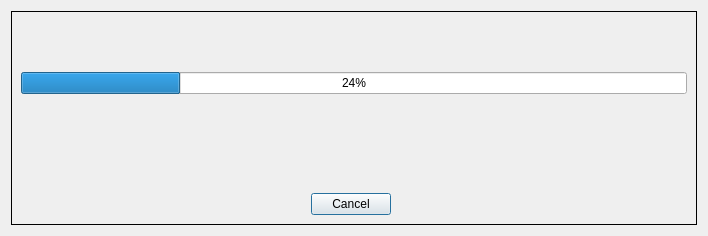
strymon/spl, file spl/IoProgressDialog.ui: the form before one commit.
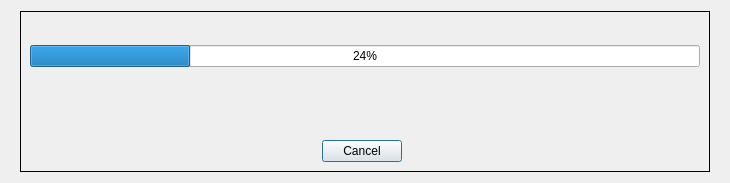
The form after the commit.

Commit message: Size tweak to progress dialog

```diff
--- a/spl/IoProgressDialog.ui
+++ b/spl/IoProgressDialog.ui
@@ -6,8 +6,8 @@
    <rect>
     <x>0</x>
     <y>0</y>
-    <width>708</width>
-    <height>236</height>
+    <width>730</width>
+    <height>183</height>
    </rect>
   </property>
   <property name="windowTitle">
```
